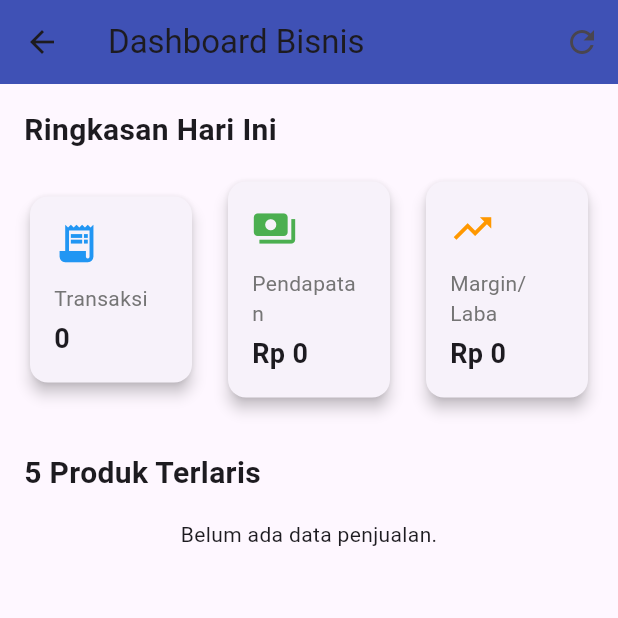
After one commit to rosifirdos/pos-kasir, a Flutter app: the screen it shows after launch, after a tap on the "dashboard" icon, on a phone screen of 412 x 824 dp, the top half of it. The commit adds this screen. Run offline on Flutter 3.47's test engine with Material 3 defaults, Android fonts, the phone set to English and light mode, and no system bars; network calls fail.

Commit message:
feat: implement Dashboard & Reporting (Phase 4.3)

```diff
--- /dev/null
+++ b/frontend/lib/screens/dashboard_screen.dart
@@ -0,0 +1,154 @@
+import 'package:flutter/material.dart';
+import '../services/api_service.dart';
+import 'package:intl/intl.dart';
+
+class DashboardScreen extends StatefulWidget {
+  const DashboardScreen({Key? key}) : super(key: key);
+
+  @override
+  _DashboardScreenState createState() => _DashboardScreenState();
+}
+
+class _DashboardScreenState extends State<DashboardScreen> {
+  final ApiService _apiService = ApiService();
+  Map<String, dynamic>? _summary;
+  List<dynamic>? _topProducts;
+  bool _isLoading = true;
+
+  @override
+  void initState() {
+    super.initState();
+    _fetchData();
+  }
+
+  Future<void> _fetchData() async {
+    setState(() => _isLoading = true);
+    try {
+      final summary = await _apiService.getDailySummary();
+      final topProducts = await _apiService.getTopProducts();
+      setState(() {
+        _summary = summary;
+        _topProducts = topProducts;
+        _isLoading = false;
+      });
+    } catch (e) {
+      print('Dashboard error: $e');
+      setState(() => _isLoading = false);
+    }
+  }
+
+  @override
+  Widget build(BuildContext context) {
+    final currencyFormatter = NumberFormat.currency(locale: 'id_ID', symbol: 'Rp ', decimalDigits: 0);
+
+    return Scaffold(
+      appBar: AppBar(
+        title: const Text('Dashboard Bisnis'),
+        backgroundColor: Colors.indigo,
+        actions: [
+          IconButton(
+            icon: const Icon(Icons.refresh),
+            onPressed: _fetchData,
+          )
+        ],
+      ),
+      body: _isLoading
+          ? const Center(child: CircularProgressIndicator())
+          : SingleChildScrollView(
+              padding: const EdgeInsets.all(16.0),
+              child: Column(
+                crossAxisAlignment: CrossAxisAlignment.start,
+                children: [
+                  const Text(
+                    'Ringkasan Hari Ini',
+                    style: TextStyle(fontSize: 20, fontWeight: FontWeight.bold),
+                  ),
+                  const SizedBox(height: 16),
+                  Row(
+                    children: [
+                      _buildSummaryCard(
+                        'Transaksi',
+                        _summary?['transactionCount'].toString() ?? '0',
+                        Icons.receipt_long,
+                        Colors.blue,
+                      ),
+                      const SizedBox(width: 16),
+                      _buildSummaryCard(
+                        'Pendapatan',
+                        currencyFormatter.format(_summary?['totalRevenue'] ?? 0),
+                        Icons.payments,
+                        Colors.green,
+                      ),
+                      const SizedBox(width: 16),
+                      _buildSummaryCard(
+                        'Margin/Laba',
+                        currencyFormatter.format(_summary?['totalMargin'] ?? 0),
+                        Icons.trending_up,
+                        Colors.orange,
+                      ),
+                    ],
+                  ),
+                  const SizedBox(height: 32),
+                  const Text(
+                    '5 Produk Terlaris',
+                    style: TextStyle(fontSize: 20, fontWeight: FontWeight.bold),
+                  ),
+                  const SizedBox(height: 16),
+                  if (_topProducts == null || _topProducts!.isEmpty)
+                    const Center(child: Text('Belum ada data penjualan.'))
+                  else
+                    Card(
+                      child: ListView.separated(
+                        shrinkWrap: true,
+                        physics: const NeverScrollableScrollPhysics(),
+                        itemCount: _topProducts!.length,
+                        separatorBuilder: (context, index) => const Divider(),
+                        itemBuilder: (context, index) {
+                          final p = _topProducts![index];
+                          return ListTile(
+                            leading: CircleAvatar(
+                              backgroundColor: Colors.indigo[100],
+                              child: Text('${index + 1}'),
+                            ),
+                            title: Text(p['name']),
+                            trailing: Text(
+                              '${p['totalSold']} Terjual',
+                              style: const TextStyle(fontWeight: FontWeight.bold, color: Colors.indigo),
+                            ),
+                          );
+                        },
+                      ),
+                    ),
+                ],
+              ),
+            ),
+    );
+  }
+
+  Widget _buildSummaryCard(String title, String value, IconData icon, Color color) {
+    return Expanded(
+      child: Card(
+        elevation: 4,
+        shape: RoundedRectangleBorder(borderRadius: BorderRadius.circular(12)),
+        child: Padding(
+          padding: const EdgeInsets.all(16.0),
+          child: Column(
+            crossAxisAlignment: CrossAxisAlignment.start,
+            children: [
+              Icon(icon, color: color, size: 30),
+              const SizedBox(height: 12),
+              Text(title, style: TextStyle(color: Colors.grey[600], fontSize: 14)),
+              const SizedBox(height: 4),
+              FittedBox(
+                child: Text(
+                  value,
+                  style: const TextStyle(fontSize: 18, fontWeight: FontWeight.bold),
+                ),
+              ),
+            ],
+          ),
+        ),
+      ),
+    );
+  }
+}
--- a/frontend/lib/screens/pos_screen.dart
+++ b/frontend/lib/screens/pos_screen.dart
@@ -5,6 +5,7 @@ import '../providers/cart_provider.dart';
 import '../models/product.dart';
 import '../models/cart_item.dart';
 import 'admin_screen.dart';
+import 'dashboard_screen.dart';
 
 class PosScreen extends StatefulWidget {
   const PosScreen({Key? key}) : super(key: key);
@@ -68,6 +69,16 @@ class _PosScreenState extends State<PosScreen> {
       appBar: AppBar(
         title: const Text('POS Garis Awan'),
         actions: [
+          IconButton(
+            icon: const Icon(Icons.dashboard),
+            tooltip: 'Dashboard Bisnis',
+            onPressed: () {
+              Navigator.push(
+                context,
+                MaterialPageRoute(builder: (context) => const DashboardScreen()),
+              );
+            },
+          ),
           IconButton(
             icon: const Icon(Icons.settings),
             tooltip: 'Manajemen Toko',
--- a/frontend/lib/services/api_service.dart
+++ b/frontend/lib/services/api_service.dart
@@ -70,4 +70,22 @@ class ApiService {
     );
     return response.statusCode == 201;
   }
+
+  Future<Map<String, dynamic>> getDailySummary() async {
+    final response = await http.get(Uri.parse('$baseUrl/reports/daily-summary'));
+    if (response.statusCode == 200) {
+      return jsonDecode(response.body);
+    } else {
+      throw Exception('Failed to load daily summary');
+    }
+  }
+
+  Future<List<dynamic>> getTopProducts() async {
+    final response = await http.get(Uri.parse('$baseUrl/reports/top-products'));
+    if (response.statusCode == 200) {
+      return jsonDecode(response.body);
+    } else {
+      throw Exception('Failed to load top products');
+    }
+  }
 }
```
Also changed, not shown: 3 other files.
